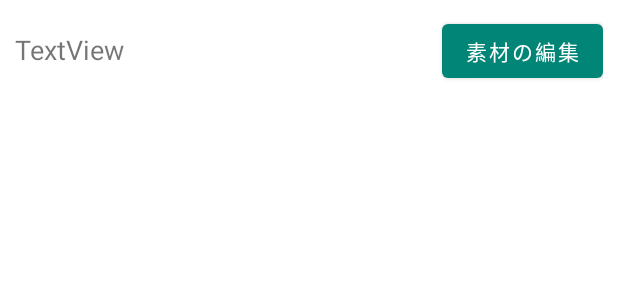
After one commit to takusan23/KanemochiCamera, an Android app: the layout adapter_layer.xml on its own in the app's theme, with its tools: preview values and no code run, on a phone screen of 412 x 824 dp. The commit adds this screen. Shown: the top 300 px of the screen. Run offline under Robolectric (Android 15) with nearby library versions, the phone set to English and light mode, and no system bars.

Commit message:
レイヤー機能を付けた。 複数の素材を利用して写真が撮れるように。

```diff
--- /dev/null
+++ b/app/src/main/res/layout/adapter_layer.xml
@@ -0,0 +1,21 @@
+<?xml version="1.0" encoding="utf-8"?>
+<LinearLayout xmlns:android="http://schemas.android.com/apk/res/android"
+    android:layout_width="match_parent"
+    android:layout_height="wrap_content"
+    android:orientation="horizontal"
+    android:padding="10sp">
+
+    <TextView
+        android:id="@+id/adapter_layer_layer_textview"
+        android:layout_width="match_parent"
+        android:layout_height="wrap_content"
+        android:layout_weight="1"
+        android:text="TextView"
+        android:textSize="18sp" />
+
+    <Button
+        android:id="@+id/adapter_layer_edit_button"
+        android:layout_width="wrap_content"
+        android:layout_height="wrap_content"
+        android:text="素材の編集" />
+</LinearLayout>
```
Also changed, not shown: app/src/main/java/io/github/takusan23/kanemochicamera/BBCanvas.kt (+10 -1 lines), app/src/main/java/io/github/takusan23/kanemochicamera/LayerBottomSheetFragment.kt (added, +68 -0 lines), app/src/main/java/io/github/takusan23/kanemochicamera/LayerRecyclerViewAdapter.kt (added, +57 -0 lines), app/src/main/java/io/github/takusan23/kanemochicamera/MainActivity.kt (+21 -6 lines), app/src/main/res/layout/activity_main.xml (+17 -3 lines), app/src/main/res/layout/bottom_fragment_layer.xml (added, +31 -0 lines).
